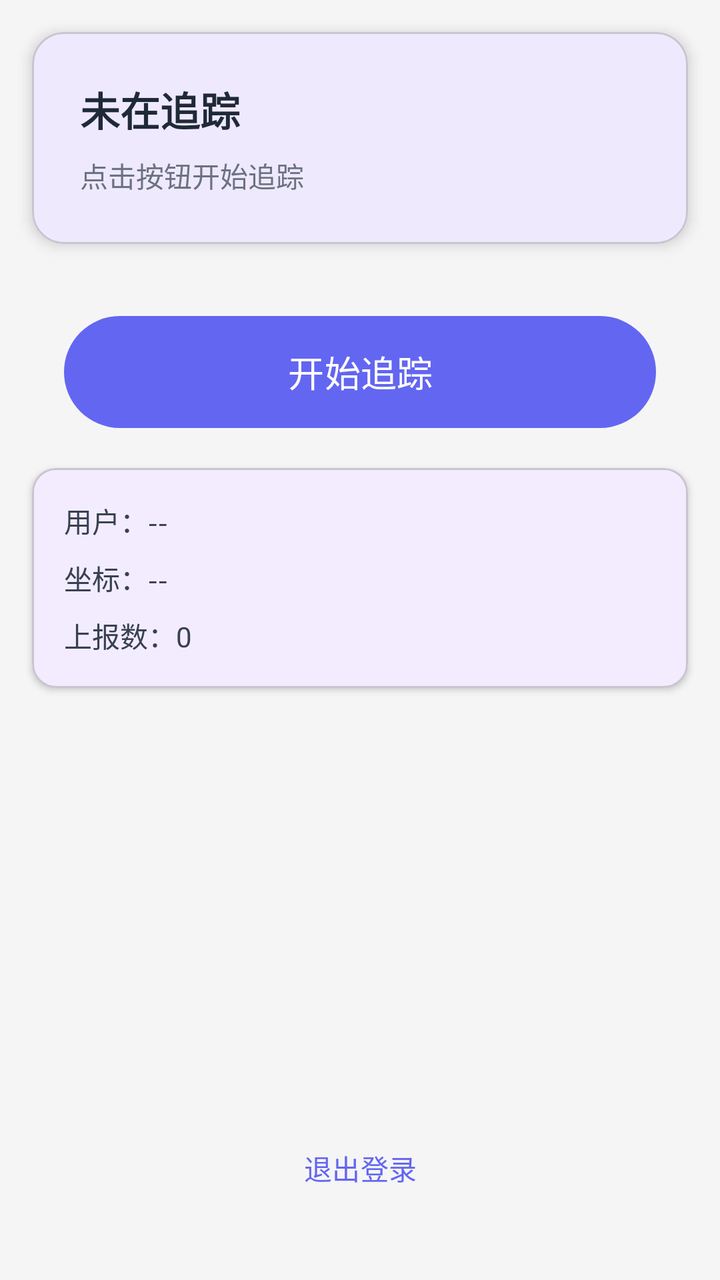
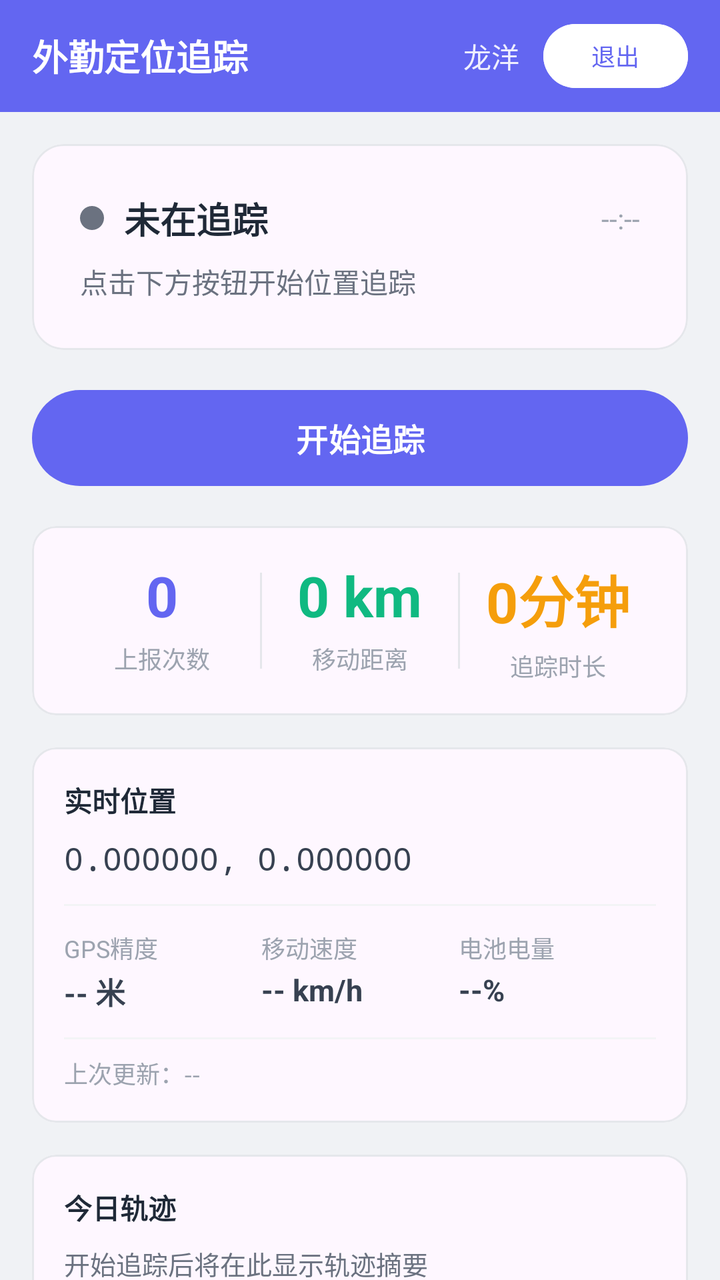

The first picture is an Android layout as it rendered before a commit; the second is the same layout after the commit. The layout source and the unified diff follow.
<!-- AndroidManifest.xml: application theme Theme.AdTrack -->
<!-- res/layout/activity_main.xml -->
<?xml version="1.0" encoding="utf-8"?>
<androidx.constraintlayout.widget.ConstraintLayout
    xmlns:android="http://schemas.android.com/apk/res/android"
    xmlns:app="http://schemas.android.com/apk/res-auto"
    android:layout_width="match_parent"
    android:layout_height="match_parent"
    android:background="#f5f5f5">

    
    <com.google.android.material.card.MaterialCardView
        android:id="@+id/cardStatus"
        android:layout_width="match_parent"
        android:layout_height="wrap_content"
        android:layout_margin="16dp"
        app:cardCornerRadius="16dp"
        app:cardElevation="4dp"
        app:layout_constraintTop_toTopOf="parent">

        <LinearLayout
            android:layout_width="match_parent"
            android:layout_height="wrap_content"
            android:orientation="vertical"
            android:padding="24dp">

            <TextView
                android:id="@+id/tvStatusTitle"
                android:layout_width="wrap_content"
                android:layout_height="wrap_content"
                android:text="@string/not_tracking"
                android:textSize="20sp"
                android:textStyle="bold"
                android:textColor="#1f2937" />

            <TextView
                android:id="@+id/tvStatusDetail"
                android:layout_width="wrap_content"
                android:layout_height="wrap_content"
                android:layout_marginTop="8dp"
                android:text="点击按钮开始追踪"
                android:textSize="14sp"
                android:textColor="#6b7280" />
        </LinearLayout>
    </com.google.android.material.card.MaterialCardView>

    
    <com.google.android.material.button.MaterialButton
        android:id="@+id/btnToggle"
        android:layout_width="match_parent"
        android:layout_height="64dp"
        android:layout_marginHorizontal="32dp"
        android:text="@string/start_tracking"
        android:textSize="18sp"
        app:cornerRadius="32dp"
        app:layout_constraintTop_toBottomOf="@id/cardStatus"
        android:layout_marginTop="32dp" />

    
    <com.google.android.material.card.MaterialCardView
        android:id="@+id/cardInfo"
        android:layout_width="match_parent"
        android:layout_height="wrap_content"
        android:layout_margin="16dp"
        app:cardCornerRadius="12dp"
        app:cardElevation="2dp"
        app:layout_constraintTop_toBottomOf="@id/btnToggle"
        android:layout_marginTop="24dp">

        <LinearLayout
            android:layout_width="match_parent"
            android:layout_height="wrap_content"
            android:orientation="vertical"
            android:padding="16dp">

            <TextView
                android:id="@+id/tvUser"
                android:layout_width="wrap_content"
                android:layout_height="wrap_content"
                android:text="用户：--"
                android:textSize="14sp"
                android:textColor="#374151" />

            <TextView
                android:id="@+id/tvCoords"
                android:layout_width="wrap_content"
                android:layout_height="wrap_content"
                android:layout_marginTop="8dp"
                android:text="坐标：--"
                android:textSize="14sp"
                android:textColor="#374151" />

            <TextView
                android:id="@+id/tvReportCount"
                android:layout_width="wrap_content"
                android:layout_height="wrap_content"
                android:layout_marginTop="8dp"
                android:text="上报数：0"
                android:textSize="14sp"
                android:textColor="#374151" />
        </LinearLayout>
    </com.google.android.material.card.MaterialCardView>

    <com.google.android.material.button.MaterialButton
        android:id="@+id/btnLogout"
        android:layout_width="wrap_content"
        android:layout_height="wrap_content"
        android:text="@string/logout"
        style="@style/Widget.Material3.Button.TextButton"
        app:layout_constraintBottom_toBottomOf="parent"
        app:layout_constraintStart_toStartOf="parent"
        app:layout_constraintEnd_toEndOf="parent"
        android:layout_marginBottom="32dp" />

</androidx.constraintlayout.widget.ConstraintLayout>
<!-- resources referenced by this layout -->
<resources>
  <string name="logout">退出登录</string>
  <string name="not_tracking">未在追踪</string>
  <string name="start_tracking">开始追踪</string>
  <style name="Theme.AdTrack" parent="Theme.Material3.Light.NoActionBar">
          <item name="colorPrimary">#6366f1</item>
          <item name="colorPrimaryDark">#4f46e5</item>
          <item name="colorAccent">#6366f1</item>
          <item name="android:statusBarColor">#6366f1</item>
      </style>
</resources>

<!-- the commit's change to res/layout/activity_main.xml (unified diff, before → after) -->
@@ -1,69 +1,73 @@
 <?xml version="1.0" encoding="utf-8"?>
-<androidx.constraintlayout.widget.ConstraintLayout
+<androidx.coordinatorlayout.widget.CoordinatorLayout
     xmlns:android="http://schemas.android.com/apk/res/android"
     xmlns:app="http://schemas.android.com/apk/res-auto"
     android:layout_width="match_parent"
     android:layout_height="match_parent"
-    android:background="#f5f5f5">
+    android:background="#f0f2f5">
 
     
-    <com.google.android.material.card.MaterialCardView
-        android:id="@+id/cardStatus"
+    <com.google.android.material.appbar.AppBarLayout
+        android:id="@+id/appBar"
         android:layout_width="match_parent"
         android:layout_height="wrap_content"
-        android:layout_margin="16dp"
-        app:cardCornerRadius="16dp"
-        app:cardElevation="4dp"
-        app:layout_constraintTop_toTopOf="parent">
-
-        <LinearLayout
+        android:background="#6366f1"
+        android:elevation="0dp">
+
+        <RelativeLayout
             android:layout_width="match_parent"
-            android:layout_height="wrap_content"
-            android:orientation="vertical"
-            android:padding="24dp">
+            android:layout_height="56dp"
+            android:paddingHorizontal="16dp">
 
             <TextView
-                android:id="@+id/tvStatusTitle"
+                android:id="@+id/tvTitle"
                 android:layout_width="wrap_content"
                 android:layout_height="wrap_content"
-                android:text="@string/not_tracking"
-                android:textSize="20sp"
-                android:textStyle="bold"
-                android:textColor="#1f2937" />
-
-            <TextView
-                android:id="@+id/tvStatusDetail"
+                android:layout_centerVertical="true"
+                android:text="外勤定位追踪"
+                android:textColor="#ffffff"
+                android:textSize="18sp"
+                android:textStyle="bold" />
+
+            <LinearLayout
                 android:layout_width="wrap_content"
                 android:layout_height="wrap_content"
-                android:layout_marginTop="8dp"
-                android:text="点击按钮开始追踪"
-                android:textSize="14sp"
-                android:textColor="#6b7280" />
-        </LinearLayout>
-    </com.google.android.material.card.MaterialCardView>
+                android:layout_alignParentEnd="true"
+                android:layout_centerVertical="true"
+                android:orientation="horizontal">
+
+                <TextView
+                    android:id="@+id/tvUserName"
+                    android:layout_width="wrap_content"
+                    android:layout_height="wrap_content"
+                    android:layout_gravity="center_vertical"
+                    android:text="龙洋"
+                    android:textColor="#ffffff"
+                    android:textSize="14sp"
+                    android:alpha="0.9" />
+
+                <com.google.android.material.button.MaterialButton
+                    android:id="@+id/btnLogout"
+                    android:layout_width="wrap_content"
+                    android:layout_height="32dp"
+                    android:layout_marginStart="12dp"
+                    android:text="退出"
+                    android:textSize="12sp"
+                    android:insetTop="0dp"
+                    android:insetBottom="0dp"
+                    android:minWidth="0dp"
+                    app:cornerRadius="16dp"
+                    android:backgroundTint="#ffffff"
+                    android:textColor="#6366f1" />
+            </LinearLayout>
+        </RelativeLayout>
+    </com.google.android.material.appbar.AppBarLayout>
 
     
-    <com.google.android.material.button.MaterialButton
-        android:id="@+id/btnToggle"
+    <androidx.core.widget.NestedScrollView
         android:layout_width="match_parent"
-        android:layout_height="64dp"
-        android:layout_marginHorizontal="32dp"
-        android:text="@string/start_tracking"
-        android:textSize="18sp"
-        app:cornerRadius="32dp"
-        app:layout_constraintTop_toBottomOf="@id/cardStatus"
-        android:layout_marginTop="32dp" />
-
-    
-    <com.google.android.material.card.MaterialCardView
-        android:id="@+id/cardInfo"
-        android:layout_width="match_parent"
-        android:layout_height="wrap_content"
-        android:layout_margin="16dp"
-        app:cardCornerRadius="12dp"
-        app:cardElevation="2dp"
-        app:layout_constraintTop_toBottomOf="@id/btnToggle"
-        android:layout_marginTop="24dp">
+        android:layout_height="match_parent"
+        app:layout_behavior="@string/appbar_scrolling_view_behavior">
 
         <LinearLayout
             android:layout_width="match_parent"
@@ -71,43 +75,359 @@
             android:orientation="vertical"
             android:padding="16dp">
 
-            <TextView
-                android:id="@+id/tvUser"
-                android:layout_width="wrap_content"
-                android:layout_height="wrap_content"
-                android:text="用户：--"
-                android:textSize="14sp"
-                android:textColor="#374151" />
-
-            <TextView
-                android:id="@+id/tvCoords"
-                android:layout_width="wrap_content"
-                android:layout_height="wrap_content"
-                android:layout_marginTop="8dp"
-                android:text="坐标：--"
-                android:textSize="14sp"
-                android:textColor="#374151" />
-
-            <TextView
-                android:id="@+id/tvReportCount"
-                android:layout_width="wrap_content"
-                android:layout_height="wrap_content"
-                android:layout_marginTop="8dp"
-                android:text="上报数：0"
-                android:textSize="14sp"
-                android:textColor="#374151" />
+            
+            <com.google.android.material.card.MaterialCardView
+                android:id="@+id/cardStatus"
+                android:layout_width="match_parent"
+                android:layout_height="wrap_content"
+                app:cardCornerRadius="16dp"
+                app:cardElevation="0dp"
+                app:strokeColor="#e5e7eb"
+                app:strokeWidth="1dp">
+
+                <LinearLayout
+                    android:layout_width="match_parent"
+                    android:layout_height="wrap_content"
+                    android:orientation="vertical"
+                    android:padding="24dp">
+
+                    <LinearLayout
+                        android:layout_width="match_parent"
+                        android:layout_height="wrap_content"
+                        android:orientation="horizontal"
+                        android:gravity="center_vertical">
+
+                        <View
+                            android:id="@+id/statusDot"
+                            android:layout_width="12dp"
+                            android:layout_height="12dp"
+                            android:background="@drawable/status_offline" />
+
+                        <TextView
+                            android:id="@+id/tvStatusTitle"
+                            android:layout_width="wrap_content"
+                            android:layout_height="wrap_content"
+                            android:layout_marginStart="10dp"
+                            android:text="未在追踪"
+                            android:textSize="18sp"
+                            android:textStyle="bold"
+                            android:textColor="#1f2937" />
+
+                        <View
+                            android:layout_width="0dp"
+                            android:layout_height="1dp"
+                            android:layout_weight="1" />
+
+                        <TextView
+                            android:id="@+id/tvActiveTime"
+                            android:layout_width="wrap_content"
+                            android:layout_height="wrap_content"
+                            android:text="--:--"
+                            android:textSize="14sp"
+                            android:textColor="#9ca3af" />
+                    </LinearLayout>
+
+                    <TextView
+                        android:id="@+id/tvStatusDetail"
+                        android:layout_width="wrap_content"
+                        android:layout_height="wrap_content"
+                        android:layout_marginTop="8dp"
+                        android:text="点击下方按钮开始位置追踪"
+                        android:textSize="14sp"
+                        android:textColor="#6b7280" />
+                </LinearLayout>
+            </com.google.android.material.card.MaterialCardView>
+
+            
+            <com.google.android.material.button.MaterialButton
+                android:id="@+id/btnToggle"
+                android:layout_width="match_parent"
+                android:layout_height="56dp"
+                android:layout_marginTop="16dp"
+                android:text="开始追踪"
+                android:textSize="16sp"
+                android:textStyle="bold"
+                app:cornerRadius="28dp" />
+
+            
+            <com.google.android.material.card.MaterialCardView
+                android:layout_width="match_parent"
+                android:layout_height="wrap_content"
+                android:layout_marginTop="16dp"
+                app:cardCornerRadius="12dp"
+                app:cardElevation="0dp"
+                app:strokeColor="#e5e7eb"
+                app:strokeWidth="1dp">
+
+                <LinearLayout
+                    android:layout_width="match_parent"
+                    android:layout_height="wrap_content"
+                    android:orientation="horizontal"
+                    android:padding="16dp">
+
+                    <LinearLayout
+                        android:layout_width="0dp"
+                        android:layout_height="wrap_content"
+                        android:layout_weight="1"
+                        android:gravity="center"
+                        android:orientation="vertical">
+
+                        <TextView
+                            android:id="@+id/tvReportCount"
+                            android:layout_width="wrap_content"
+                            android:layout_height="wrap_content"
+                            android:text="0"
+                            android:textSize="28sp"
+                            android:textStyle="bold"
+                            android:textColor="#6366f1" />
+
+                        <TextView
+                            android:layout_width="wrap_content"
+                            android:layout_height="wrap_content"
+                            android:layout_marginTop="4dp"
+                            android:text="上报次数"
+                            android:textSize="12sp"
+                            android:textColor="#9ca3af" />
+                    </LinearLayout>
+
+                    <View
+                        android:layout_width="1dp"
+                        android:layout_height="48dp"
+                        android:layout_gravity="center"
+                        android:background="#e5e7eb" />
+
+                    <LinearLayout
+                        android:layout_width="0dp"
+                        android:layout_height="wrap_content"
+                        android:layout_weight="1"
+                        android:gravity="center"
+                        android:orientation="vertical">
+
+                        <TextView
+                            android:id="@+id/tvDistance"
+                            android:layout_width="wrap_content"
+                            android:layout_height="wrap_content"
+                            android:text="0 km"
+                            android:textSize="28sp"
+                            android:textStyle="bold"
+                            android:textColor="#10b981" />
+
+                        <TextView
+                            android:layout_width="wrap_content"
+                            android:layout_height="wrap_content"
+                            android:layout_marginTop="4dp"
+                            android:text="移动距离"
+                            android:textSize="12sp"
+                            android:textColor="#9ca3af" />
+                    </LinearLayout>
+
+                    <View
+                        android:layout_width="1dp"
+                        android:layout_height="48dp"
+                        android:layout_gravity="center"
+                        android:background="#e5e7eb" />
+
+                    <LinearLayout
+                        android:layout_width="0dp"
+                        android:layout_height="wrap_content"
+                        android:layout_weight="1"
+                        android:gravity="center"
+                        android:orientation="vertical">
+
+                        <TextView
+                            android:id="@+id/tvActiveDuration"
+                            android:layout_width="wrap_content"
+                            android:layout_height="wrap_content"
+                            android:text="0分钟"
+                            android:textSize="28sp"
+                            android:textStyle="bold"
+                            android:textColor="#f59e0b" />
+
+                        <TextView
+                            android:layout_width="wrap_content"
+                            android:layout_height="wrap_content"
+                            android:layout_marginTop="4dp"
+                            android:text="追踪时长"
+                            android:textSize="12sp"
+                            android:textColor="#9ca3af" />
+                    </LinearLayout>
+                </LinearLayout>
+            </com.google.android.material.card.MaterialCardView>
+
+            
+            <com.google.android.material.card.MaterialCardView
+                android:layout_width="match_parent"
+                android:layout_height="wrap_content"
+                android:layout_marginTop="16dp"
+                app:cardCornerRadius="12dp"
+                app:cardElevation="0dp"
+                app:strokeColor="#e5e7eb"
+                app:strokeWidth="1dp">
+
+                <LinearLayout
+                    android:layout_width="match_parent"
+                    android:layout_height="wrap_content"
+                    android:orientation="vertical"
+                    android:padding="16dp">
+
+                    <TextView
+                        android:layout_width="wrap_content"
+                        android:layout_height="wrap_content"
+                        android:text="实时位置"
+                        android:textSize="14sp"
+                        android:textStyle="bold"
+                        android:textColor="#1f2937" />
+
+                    <TextView
+                        android:id="@+id/tvCoords"
+                        android:layout_width="wrap_content"
+                        android:layout_height="wrap_content"
+                        android:layout_marginTop="8dp"
+                        android:fontFamily="monospace"
+                        android:text="0.000000, 0.000000"
+                        android:textSize="16sp"
+                        android:textColor="#374151" />
+
+                    <View
+                        android:layout_width="match_parent"
+                        android:layout_height="1dp"
+                        android:layout_marginTop="12dp"
+                        android:background="#f3f4f6" />
+
+                    <LinearLayout
+                        android:layout_width="match_parent"
+                        android:layout_height="wrap_content"
+                        android:layout_marginTop="12dp"
+                        android:orientation="horizontal">
+
+                        <LinearLayout
+                            android:layout_width="0dp"
+                            android:layout_height="wrap_content"
+                            android:layout_weight="1"
+                            android:orientation="vertical">
+
+                            <TextView
+                                android:layout_width="wrap_content"
+                                android:layout_height="wrap_content"
+                                android:text="GPS精度"
+                                android:textSize="12sp"
+                                android:textColor="#9ca3af" />
+
+                            <TextView
+                                android:id="@+id/tvAccuracy"
+                                android:layout_width="wrap_content"
+                                android:layout_height="wrap_content"
+                                android:layout_marginTop="2dp"
+                                android:text="-- 米"
+                                android:textSize="15sp"
+                                android:textColor="#374151"
+                                android:textStyle="bold" />
+                        </LinearLayout>
+
+                        <LinearLayout
+                            android:layout_width="0dp"
+                            android:layout_height="wrap_content"
+                            android:layout_weight="1"
+                            android:orientation="vertical">
+
+                            <TextView
+                                android:layout_width="wrap_content"
+                                android:layout_height="wrap_content"
+                                android:text="移动速度"
+                                android:textSize="12sp"
+                                android:textColor="#9ca3af" />
+
+                            <TextView
+                                android:id="@+id/tvSpeed"
+                                android:layout_width="wrap_content"
+                                android:layout_height="wrap_content"
+                                android:layout_marginTop="2dp"
+                                android:text="-- km/h"
+                                android:textSize="15sp"
+                                android:textColor="#374151"
+                                android:textStyle="bold" />
+                        </LinearLayout>
+
+                        <LinearLayout
+                            android:layout_width="0dp"
+                            android:layout_height="wrap_content"
+                            android:layout_weight="1"
+                            android:orientation="vertical">
+
+                            <TextView
+                                android:layout_width="wrap_content"
+                                android:layout_height="wrap_content"
+                                android:text="电池电量"
+                                android:textSize="12sp"
+                                android:textColor="#9ca3af" />
+
+                            <TextView
+                                android:id="@+id/tvBattery"
+                                android:layout_width="wrap_content"
+                                android:layout_height="wrap_content"
+                                android:layout_marginTop="2dp"
+                                android:text="--%"
+                                android:textSize="15sp"
+                                android:textColor="#374151"
+                                android:textStyle="bold" />
+                        </LinearLayout>
+                    </LinearLayout>
+
+                    <View
+                        android:layout_width="match_parent"
+                        android:layout_height="1dp"
+                        android:layout_marginTop="12dp"
+                        android:background="#f3f4f6" />
+
+                    <TextView
+                        android:id="@+id/tvLastUpdate"
+                        android:layout_width="wrap_content"
+                        android:layout_height="wrap_content"
+                        android:layout_marginTop="8dp"
+                        android:text="上次更新：--"
+                        android:textSize="12sp"
+                        android:textColor="#9ca3af" />
+                </LinearLayout>
+            </com.google.android.material.card.MaterialCardView>
+
+            
+            <com.google.android.material.card.MaterialCardView
+                android:layout_width="match_parent"
+                android:layout_height="wrap_content"
+                android:layout_marginTop="16dp"
+                android:layout_marginBottom="24dp"
+                app:cardCornerRadius="12dp"
+                app:cardElevation="0dp"
+                app:strokeColor="#e5e7eb"
+                app:strokeWidth="1dp">
+
+                <LinearLayout
+                    android:layout_width="match_parent"
+                    android:layout_height="wrap_content"
+                    android:orientation="vertical"
+                    android:padding="16dp">
+
+                    <TextView
+                        android:layout_width="wrap_content"
+                        android:layout_height="wrap_content"
+                        android:text="今日轨迹"
+                        android:textSize="14sp"
+                        android:textStyle="bold"
+                        android:textColor="#1f2937" />
+
+                    <TextView
+                        android:id="@+id/tvTrackSummary"
+                        android:layout_width="wrap_content"
+                        android:layout_height="wrap_content"
+                        android:layout_marginTop="8dp"
+                        android:text="开始追踪后将在此显示轨迹摘要"
+                        android:textSize="13sp"
+                        android:textColor="#6b7280"
+                        android:lineSpacingExtra="4dp" />
+                </LinearLayout>
+            </com.google.android.material.card.MaterialCardView>
+
         </LinearLayout>
-    </com.google.android.material.card.MaterialCardView>
-
-    <com.google.android.material.button.MaterialButton
-        android:id="@+id/btnLogout"
-        android:layout_width="wrap_content"
-        android:layout_height="wrap_content"
-        android:text="@string/logout"
-        style="@style/Widget.Material3.Button.TextButton"
-        app:layout_constraintBottom_toBottomOf="parent"
-        app:layout_constraintStart_toStartOf="parent"
-        app:layout_constraintEnd_toEndOf="parent"
-        android:layout_marginBottom="32dp" />
-
-</androidx.constraintlayout.widget.ConstraintLayout>
+    </androidx.core.widget.NestedScrollView>
+
+</androidx.coordinatorlayout.widget.CoordinatorLayout>
<!-- resource entries referenced after the edit -->
@@ -1,13 +1,21 @@
 <!-- resources referenced by this layout -->
 <resources>
-  <string name="logout">退出登录</string>
-  <string name="not_tracking">未在追踪</string>
-  <string name="start_tracking">开始追踪</string>
+  <!-- drawable status_offline (drawable) -->
+  <?xml version="1.0" encoding="utf-8"?>
+  <shape xmlns:android="http://schemas.android.com/apk/res/android"
+      android:shape="oval">
+      <solid android:color="#6b7280" />
+      <size android:width="12dp" android:height="12dp" />
+  </shape>
   <style name="Theme.AdTrack" parent="Theme.Material3.Light.NoActionBar">
           <item name="colorPrimary">#6366f1</item>
           <item name="colorPrimaryDark">#4f46e5</item>
           <item name="colorAccent">#6366f1</item>
           <item name="android:statusBarColor">#6366f1</item>
+          <item name="appBarLayoutStyle">@style/AppBarStyle</item>
+      </style>
+  <style name="AppBarStyle" parent="Widget.Material3.AppBarLayout">
+          <item name="android:background">#6366f1</item>
       </style>
 </resources>
 
